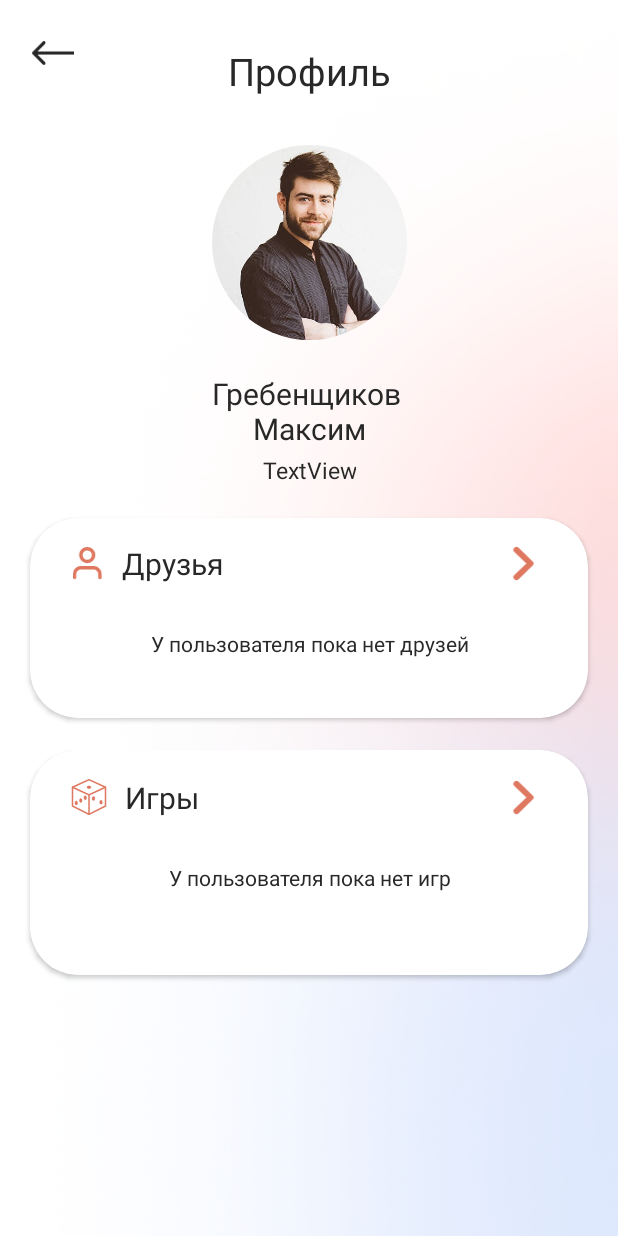
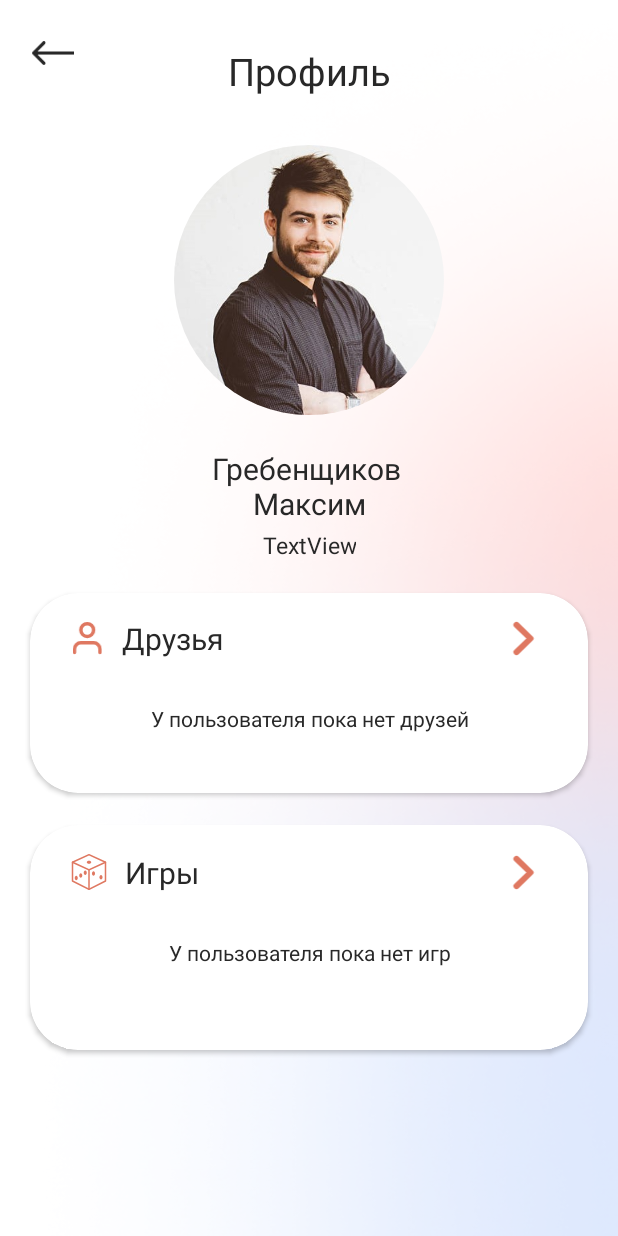
Before and after one commit to SemyonShakurov/Meeple, an Android app: the layout fragment_friend_detailed.xml on its own in the app's theme, with its tools: preview values and no code run, on a phone screen of 412 x 824 dp. Run offline under Robolectric (Android 15) with nearby library versions, the phone set to English and light mode, and no system bars; plain views replace RoundedImageView; Roboto replaces fonts that are not available here.

Commit message:
layout corrections

```diff
--- a/app/src/main/res/layout/fragment_friend_detailed.xml
+++ b/app/src/main/res/layout/fragment_friend_detailed.xml
@@ -36,17 +36,17 @@
 
         <com.makeramen.roundedimageview.RoundedImageView
             android:id="@+id/roundedImageViewAvatarProfileUser"
-            android:layout_width="130dp"
-            android:layout_height="130dp"
+            android:layout_width="180dp"
+            android:layout_height="180dp"
             android:layout_marginTop="32dp"
-            android:scaleType="fitCenter"
+            android:scaleType="centerCrop"
             android:src="@drawable/profile_test"
             app:layout_constraintEnd_toEndOf="parent"
             app:layout_constraintStart_toStartOf="parent"
             app:layout_constraintTop_toBottomOf="@+id/textViewProfile"
             app:riv_border_color="@color/orange_main"
             app:riv_border_width="2dip"
-            app:riv_corner_radius="50dp"
+            app:riv_corner_radius="70dp"
             app:riv_mutate_background="true" />
 
         <TextView
```
